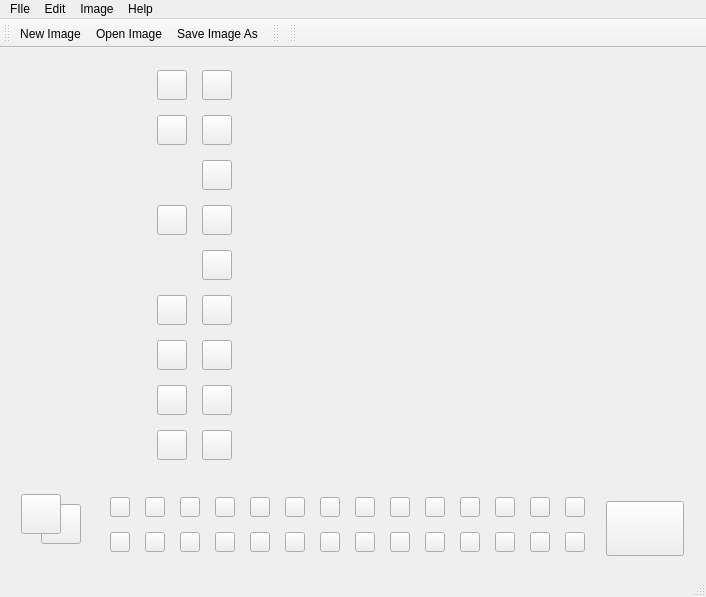
This is ui/designer/mainwindow.ui in stevevan00/PI-REC as Qt 5 draws it before an edit. The edited form follows.
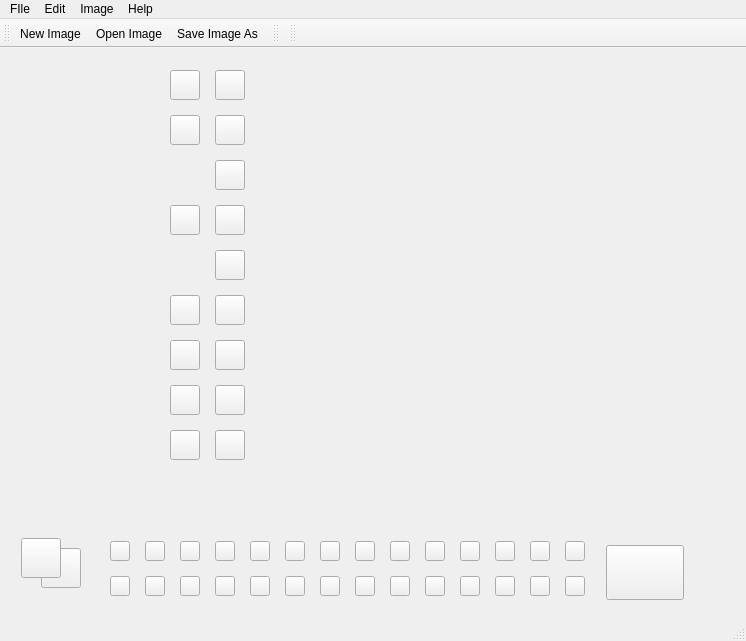
This is the edited form. Icons and pictures are not drawn.

What changed in the file:
```diff
--- a/ui/designer/mainwindow.ui
+++ b/ui/designer/mainwindow.ui
@@ -6,10 +6,16 @@
    <rect>
     <x>0</x>
     <y>0</y>
-    <width>706</width>
-    <height>597</height>
+    <width>746</width>
+    <height>641</height>
    </rect>
   </property>
+  <property name="sizePolicy">
+   <sizepolicy hsizetype="Minimum" vsizetype="Minimum">
+    <horstretch>0</horstretch>
+    <verstretch>0</verstretch>
+   </sizepolicy>
+  </property>
   <property name="windowTitle">
    <string>Piecasso</string>
   </property>
@@ -1408,7 +1414,7 @@
     <rect>
      <x>0</x>
      <y>0</y>
-     <width>706</width>
+     <width>746</width>
      <height>26</height>
     </rect>
    </property>
```
